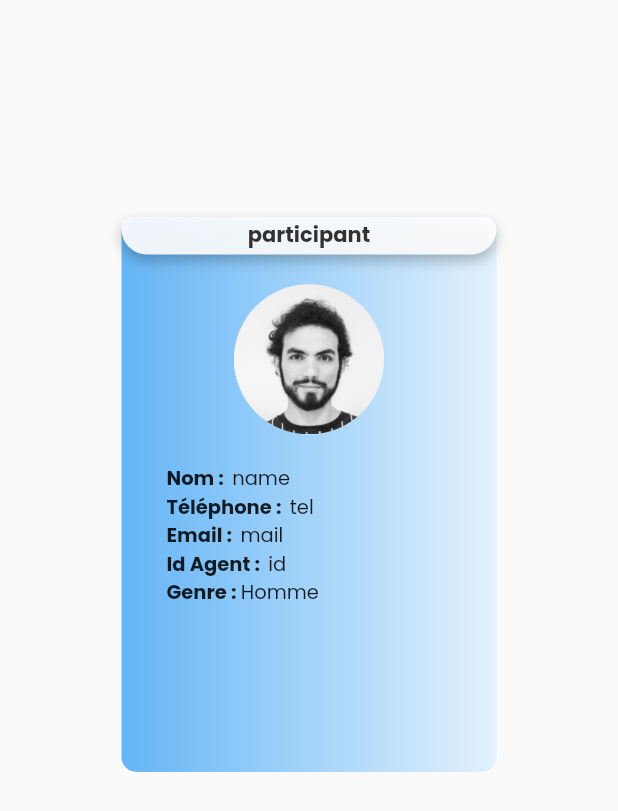
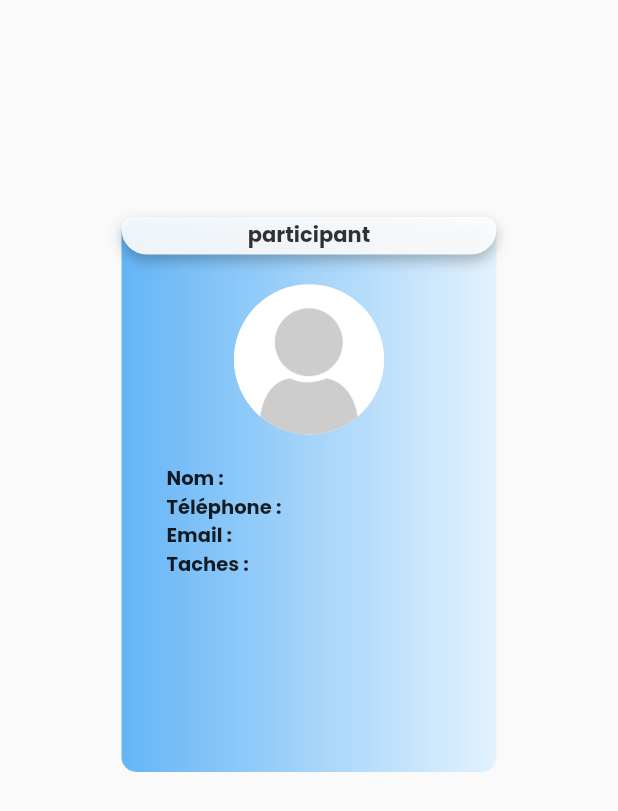
Before and after one commit to Optimus-ged/test_project, a Flutter app: the ParticipantDialog widget shown alone on an empty page, opened directly with empty values, on a phone screen of 412 x 824 dp. Shown: the top 811 px of the screen. Run offline on Flutter 3.47's test engine with Material 2 defaults, Android fonts, the phone set to English and light mode, and no system bars; our stand-ins replace bloc, dio, equatable, flutter_bloc, fluttertoast, get_it and 2 more; accounts and stored records are empty.

Commit message:
Error fixed when displaying participants and tasks

```diff
--- a/lib/ui/screens/mission_details.dart
+++ b/lib/ui/screens/mission_details.dart
@@ -23,11 +23,12 @@ class _MissionDetailsState extends State<MissionDetails> {
 
   void _loadTasks() {
     if (widget.mission.members.length != 0) {
+      _allTasks.clear();
       widget.mission.members.forEach(
         (e) {
           if (e.memberTask.length != 0) {
             e.memberTask.forEach((e) {
-              _allTasks.clear();
+
               _allTasks.add(e.projectTaskName);
             });
           }
--- a/lib/ui/screens/participant_page.dart
+++ b/lib/ui/screens/participant_page.dart
@@ -93,8 +93,8 @@ class _ParticipantPageState extends State<ParticipantPage> {
       builder: (context, state) {
         if (state is LoadMissionSuccess) {
           // Traitments
+          _participantWidgetList.clear();
           widget.mission.members.forEach((e) {
-            _participantWidgetList.clear();
             _participantWidgetList.add(
               _participantItem(e, MediaQuery.of(context).size),
             );
@@ -113,6 +113,7 @@ class _ParticipantPageState extends State<ParticipantPage> {
               child: Column(
                 crossAxisAlignment: CrossAxisAlignment.start,
                 children: [
+                  // Text('${widget.mission.members.length}'),
                   Expanded(
                     child: Container(
                       width: MediaQuery.of(context).size.width - 40,
@@ -164,10 +165,17 @@ class _ParticipantPageState extends State<ParticipantPage> {
               end: end,
             ),
             child: CircleAvatar(
+              backgroundColor: Colors.blue,
               radius: 30,
-              backgroundColor: Colors.blue[50],
-              backgroundImage: AssetImage('assets/images/person.jpg'),
-              // child: Icon(Icons.person),
+              child: Padding(
+                padding: const EdgeInsets.all(0.2),
+                child: CircleAvatar(
+                  foregroundColor: Colors.blue[50],
+                  radius: 30,
+                  backgroundColor: Colors.blue[50],
+                  backgroundImage: AssetImage('assets/images/noAvatar.png'),
+                ),
+              ),
             ),
           ),
           title: Column(
--- a/lib/ui/widgets/participant_widget.dart
+++ b/lib/ui/widgets/participant_widget.dart
@@ -51,6 +51,7 @@ class ParticipantDialog extends StatelessWidget {
                       ),
                       child: Column(
                         mainAxisAlignment: MainAxisAlignment.start,
+                        crossAxisAlignment: CrossAxisAlignment.start,
                         children: [
                           Container(
                             alignment: Alignment.center,
@@ -71,7 +72,6 @@ class ParticipantDialog extends StatelessWidget {
                                 ]),
                             child: Text(
                               'participant',
-                              // '$heureDepart',
                               style: TextStyle(
                                 color: Colors.black.withOpacity(0.8),
                                 fontWeight: FontWeight.bold,
@@ -79,18 +79,20 @@ class ParticipantDialog extends StatelessWidget {
                             ),
                           ),
                           SizedBox(height: 20),
-                          CircleAvatar(
+                          Center(
+                            child: CircleAvatar(
                               radius: 50,
-                            backgroundColor: Colors.blue[50],
+                              backgroundColor: Colors.grey[50],
                               backgroundImage:
-                                AssetImage('assets/images/person.jpg'),
-                            // child: Icon(Icons.person),
+                                  AssetImage('assets/images/noAvatar.png'),
+                            ),
                           ),
                           ConstrainedView(
                             child: AnimatedContainer(
                               duration: Duration(milliseconds: 0),
                               padding: EdgeInsets.only(left: 30, top: 20),
                               child: Column(
+                                crossAxisAlignment: CrossAxisAlignment.start,
                                 children: [
                                   Row(
                                     crossAxisAlignment:
@@ -100,7 +102,7 @@ class ParticipantDialog extends StatelessWidget {
                                       SizedBox(
                                         // width: 178,
                                         child: Text(
-                                          'name',
+                                          '${participant.memberName}',
                                           style: contentStyle(),
                                         ),
                                       )
@@ -111,7 +113,7 @@ class ParticipantDialog extends StatelessWidget {
                                       Text('Téléphone :  ',
                                           style: titleStyle()),
                                       Text(
-                                        'tel',
+                                        '${participant.telephone}',
                                         style: contentStyle(),
                                       )
                                     ],
@@ -124,37 +126,39 @@ class ParticipantDialog extends StatelessWidget {
                                       SizedBox(
                                         // width: 150,
                                         child: Text(
-                                          'mail',
+                                          '${participant.email}',
                                           style: contentStyle(),
                                         ),
                                       )
                                     ],
                                   ),
-                                  Row(
-                                    crossAxisAlignment:
-                                        CrossAxisAlignment.start,
+                                  Container(
+                                    child: Column(
+                                      crossAxisAlignment: CrossAxisAlignment.start,
                                       children: [
-                                      Text('Id Agent :  ', style: titleStyle()),
-                                      SizedBox(
-                                        // width: 150,
-                                        child: Text(
-                                          'id',
-                                          style: contentStyle(),
+                                        Text(
+                                          'Taches :',
+                                          style: titleStyle(),
+                                        ),
+                                        SingleChildScrollView(
+                                          child: Column(
+                                            children: participant.memberTask
+                                                .map((e) => Padding(
+                                                  padding: const EdgeInsets.only(left: 20),
+                                                  child: Row(
+                                                    mainAxisAlignment: MainAxisAlignment.start,
+                                                    children: [
+                                                      Icon(Icons.topic_rounded, size: 15,),
+                                                      SizedBox(width: 5),
+                                                      Text('${e.projectTaskName}'),
+                                                    ],
+                                                  ),
+                                                ))
+                                                .toList(),
                                           ),
                                         )
                                       ],
                                     ),
-                                  Row(
-                                    children: [
-                                      Text(
-                                        'Genre : ',
-                                        style: titleStyle(),
-                                      ),
-                                      Text(
-                                        'Homme',
-                                        style: contentStyle(),
-                                      )
-                                    ],
                                   ),
                                 ],
                               ),
```
Also changed, not shown: assets/images/noAv.png (added). Lines whose indentation alone changed are shown as unchanged.
